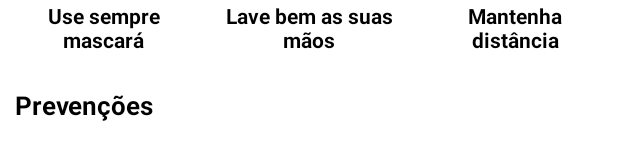
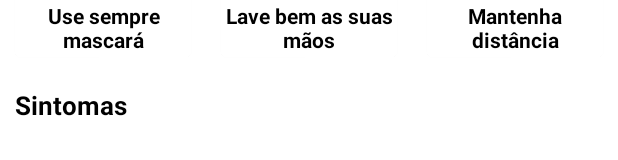
Before and after one commit to zLuCaS2K/BrazilianCovid19, an Android app: the layout fragment_home.xml on its own in the app's theme, with its tools: preview values and no code run, on a phone screen of 412 x 824 dp. Shown: the part 555-715 px from the top of the screen. Run offline under Robolectric (Android 15) with nearby library versions, the phone set to English and light mode, and no system bars.

Commit message:
Algumas melhorias

```diff
--- a/app/src/main/res/layout/fragment_home.xml
+++ b/app/src/main/res/layout/fragment_home.xml
@@ -124,6 +124,7 @@
                     android:layout_width="50dp"
                     android:layout_height="50dp"
                     android:layout_marginTop="10dp"
+                    android:contentDescription="@string/use_mask"
                     android:src="@drawable/ic_use_mask" />
 
                 <TextView
@@ -146,6 +147,7 @@
                     android:layout_width="50dp"
                     android:layout_height="50dp"
                     android:layout_marginTop="10dp"
+                    android:contentDescription="@string/washing_hand"
                     android:src="@drawable/ic_washing_hand" />
 
                 <TextView
@@ -168,6 +170,7 @@
                     android:layout_width="50dp"
                     android:layout_height="50dp"
                     android:layout_marginTop="10dp"
+                    android:contentDescription="@string/distance"
                     android:src="@drawable/ic_distance" />
 
                 <TextView
@@ -186,7 +189,7 @@
         android:layout_marginStart="10dp"
         android:layout_marginTop="10dp"
         android:layout_marginBottom="10dp"
-        android:text="@string/preventions"
+        android:text="@string/symptoms"
         android:textColor="@color/black"
         android:textSize="17sp"
         android:textStyle="bold" />
--- a/app/src/main/res/values/strings.xml
+++ b/app/src/main/res/values/strings.xml
@@ -29,4 +29,5 @@
     <string name="headache">Dor de cabeça</string>
     <string name="loss_taste">Perda de paladar</string>
     <string name="loss_smell">Perda do olfato</string>
+    <string name="symptoms">Sintomas</string>
 </resources>
```
